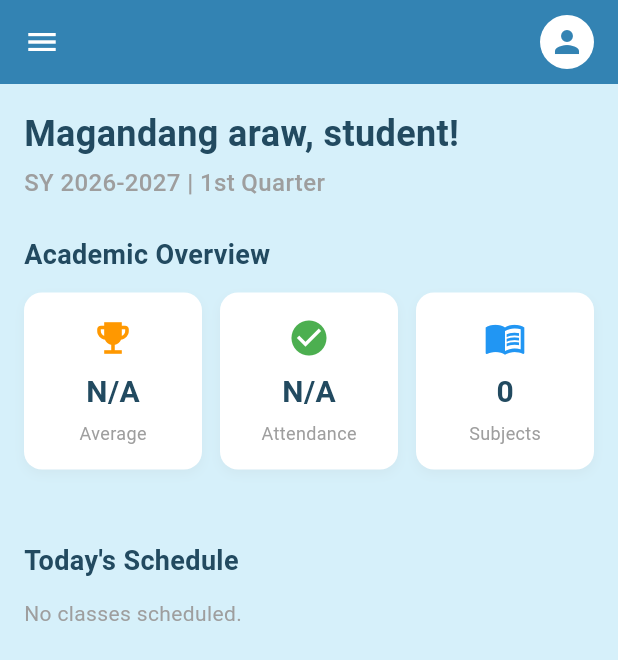
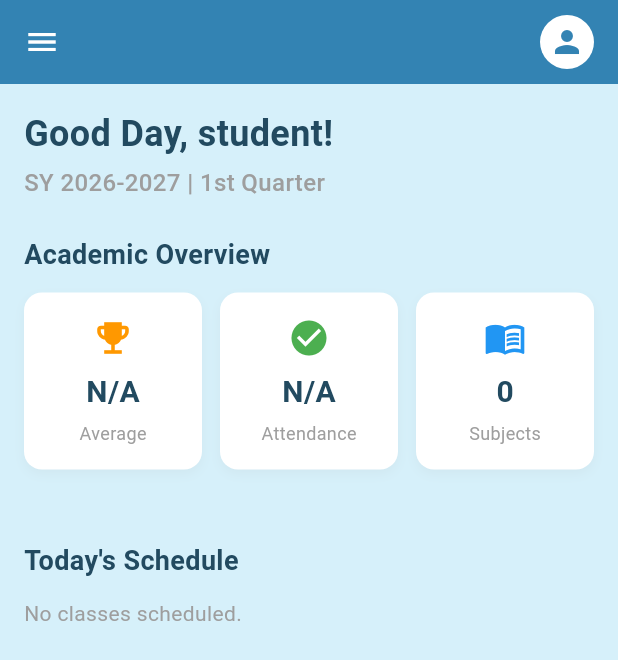
Before and after one commit to HanZeYoo/Academic_System, a Flutter app: the StudentDashboardScreen screen opened directly, on a phone screen of 412 x 824 dp. Shown: the top 660 px of the screen. Run offline on Flutter 3.47's test engine with Material 3 defaults, Android fonts, the phone set to English and light mode, and no system bars; our stand-ins replace firebase_auth, firebase_core, fl_chart, image_picker, sqflite; missing offline and left inert: mailer; accounts and stored records are empty; Roboto replaces fonts that are missing (Segoe UI).

Commit message:
minor update

```diff
--- a/lib/screens/student_dashboard_screen.dart
+++ b/lib/screens/student_dashboard_screen.dart
@@ -478,7 +478,7 @@ class _StudentDashboardScreenState extends State<StudentDashboardScreen> {
         children: [
           // 1. Header Section
           Text(
-            'Magandang araw, ${_studentName.isNotEmpty ? _studentName : widget.username}!',
+            'Good Day, ${_studentName.isNotEmpty ? _studentName : widget.username}!',
             style: const TextStyle(
               fontSize: 24,
               fontWeight: FontWeight.bold,
--- a/pubspec.yaml
+++ b/pubspec.yaml
@@ -42,6 +42,7 @@ dependencies:
   crypto: ^3.0.7
   firebase_core: ^4.11.0
   firebase_auth: ^6.5.3
+  http: ^1.6.0
 
 dev_dependencies:
   flutter_test:
```
Also changed, not shown: lib/screens/teacher_parent_notification_screen.dart (+18 -1 lines), pubspec.lock.
